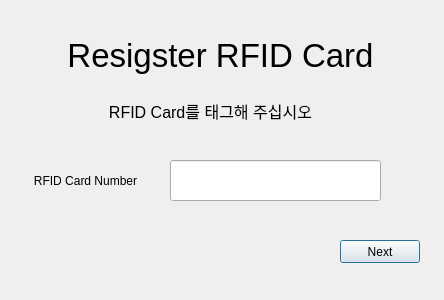
First picture: the form in SmartHome/GUI/register_rfid.ui, repository addinedu-ros-8th/iot-repo-4, before the edit.
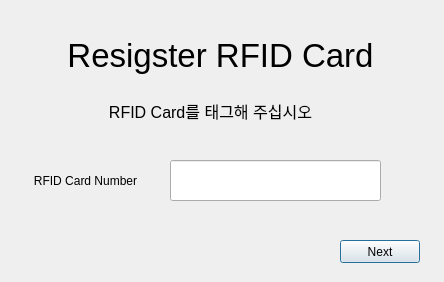
Second picture: the form after the edit.

Commit message: authenticate_rfid finsh

```diff
--- a/SmartHome/GUI/register_rfid.ui
+++ b/SmartHome/GUI/register_rfid.ui
@@ -7,7 +7,7 @@
     <x>0</x>
     <y>0</y>
     <width>444</width>
-    <height>300</height>
+    <height>282</height>
    </rect>
   </property>
   <property name="windowTitle">
```
Left out of the diff: 3 changed lines with no effect on the pictures. The commit also changes 1 other file.
